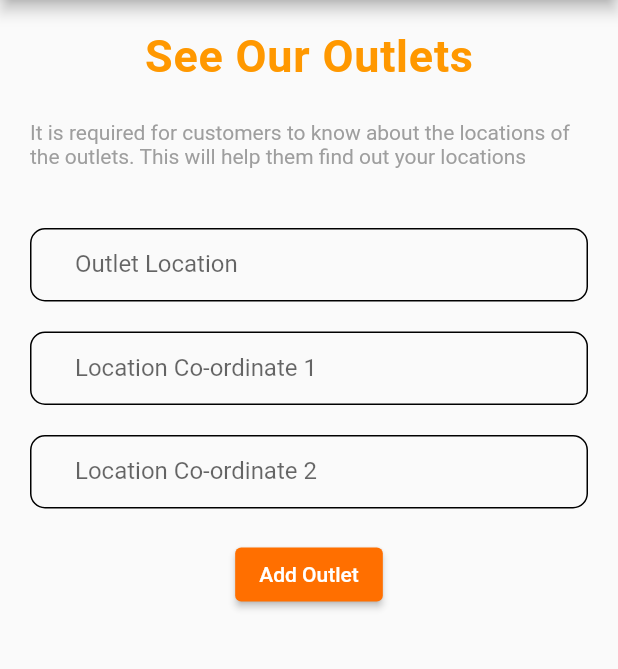
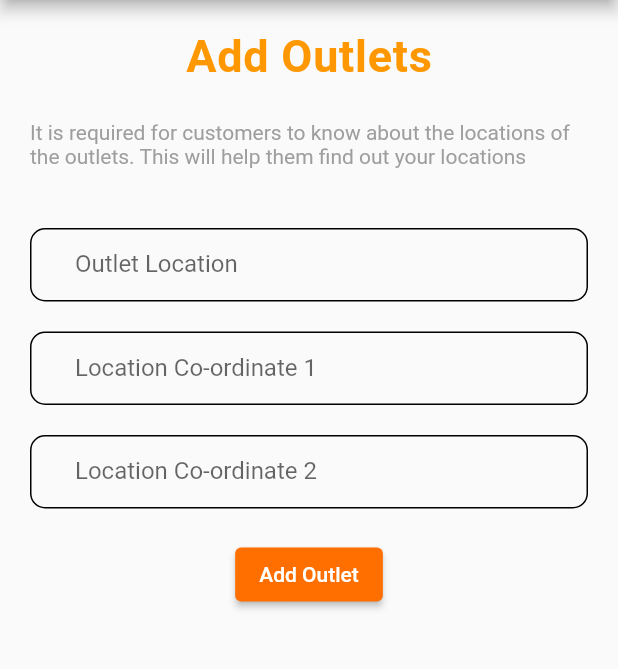
Before and after one commit to maneeshalakshani/CTSE-Online_Shopping_Store, a Flutter app: the AddOutletsView screen opened by its route, on a phone screen of 412 x 824 dp, the part 84-753 px from its top. Run offline on Flutter 3.47's test engine with Material 2 defaults, Android fonts, the phone set to English and light mode, and no system bars; our stand-ins replace auto_route, cloud_firestore, firebase_auth, firebase_core; accounts and stored records are empty.

Commit message:
fix; change titles

```diff
--- a/lib/pages/see-outlets/AddOutlets.dart
+++ b/lib/pages/see-outlets/AddOutlets.dart
@@ -32,7 +32,7 @@ class _AddOutletsViewState extends State<AddOutletsView> {
             key: formKey,
             child: Column(
               children: [
-                const CustomTitle(title: "See Our Outlets"),
+                const CustomTitle(title: "Add Outlets"),
                 customMessage(
                     msg:
                         "It is required for customers to know about the locations of the outlets. This will help them find out your locations"),
--- a/lib/pages/see-outlets/ViewOutlets.dart
+++ b/lib/pages/see-outlets/ViewOutlets.dart
@@ -28,7 +28,10 @@ class AllOutletsViewState extends State<AllOutletsView> {
       appBar: appBarCustom(context),
       body: Column(
         children: [
-          const CustomTitle(title: "Outlets"),
+          const CustomTitle(
+            title: "See Our Outlets",
+            marginTop: 20,
+          ),
           Flexible(
             child: StreamBuilder<QuerySnapshot>(
               stream: OutletFunction().getAllOutlets(),
```
